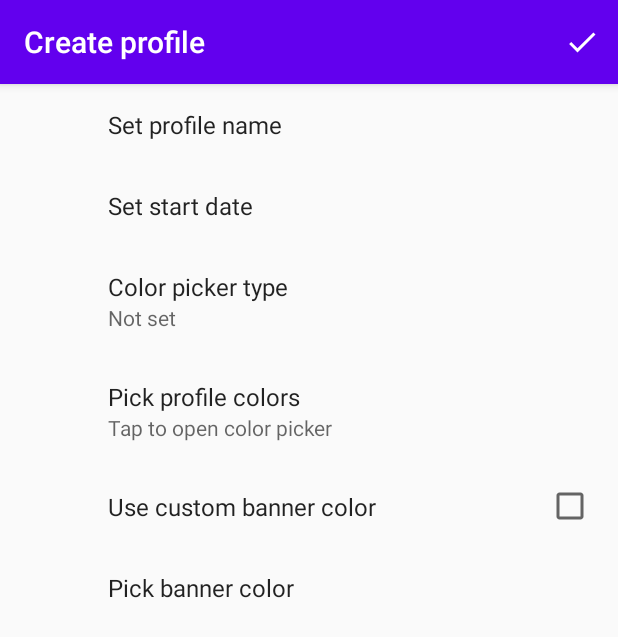
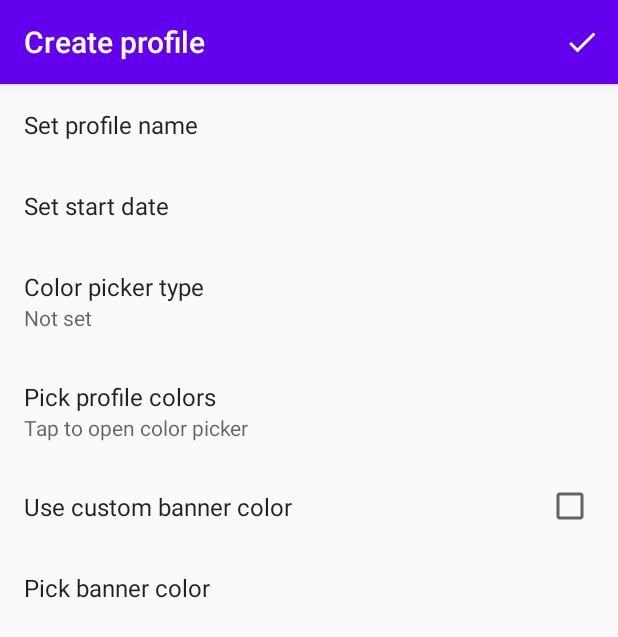
Before and after one commit to mare5x/ColorCalendar, an Android app: the screen it shows after launch (ProfileEditorActivity), on a phone screen of 412 x 824 dp. Shown: the top 637 px of the screen. Run offline under Robolectric (Android 15) with nearby library versions, the phone set to English and light mode, and no system bars; our stand-ins replace androidx.preference; 17 statements that could not run were skipped.

Commit message:
Remove icon space in preferences.

```diff
--- a/app/src/main/res/xml/profile_editor_preferences.xml
+++ b/app/src/main/res/xml/profile_editor_preferences.xml
@@ -1,35 +1,42 @@
 <?xml version="1.0" encoding="utf-8"?>
-<PreferenceScreen xmlns:app="http://schemas.android.com/apk/res-auto"
-    xmlns:android="http://schemas.android.com/apk/res/android">
+<PreferenceScreen xmlns:app="http://schemas.android.com/apk/res-auto">
 
     <EditTextPreference
         app:key="profile_name"
-        app:title="Set profile name" />
+        app:title="Set profile name"
+        app:iconSpaceReserved="false"
+        />
 
     <Preference
         app:key="profile_date"
-        app:title="Set start date" />
+        app:title="Set start date"
+        app:iconSpaceReserved="false"
+        />
 
     <ListPreference
         app:key="profile_type"
         app:title="Color picker type"
         app:entries="@array/profile_types_array"
         app:entryValues="@array/profile_types_values_array"
-        app:useSimpleSummaryProvider="true" />
+        app:useSimpleSummaryProvider="true"
+        app:iconSpaceReserved="false"/>
 
     <com.mare5x.colorcalendar.ColorBarPreference
         app:key="profile_color_bar"
         app:title="Pick profile colors"
         app:summary="Tap to open color picker"
-        app:layout="@layout/preference_colorbar" />
+        app:layout="@layout/preference_colorbar"
+        app:iconSpaceReserved="false"/>
 
     <CheckBoxPreference
         app:key="profile_banner_color_flag"
-        app:title="Use custom banner color" />
+        app:title="Use custom banner color"
+        app:iconSpaceReserved="false"/>
 
     <Preference
         app:key="profile_banner_color"
         app:title="Pick banner color"
-        app:dependency="profile_banner_color_flag" />
+        app:dependency="profile_banner_color_flag"
+        app:iconSpaceReserved="false"/>
 
 </PreferenceScreen>
```
Also changed, not shown: app/src/main/res/xml/settings_preferences.xml (+10 -4 lines).
